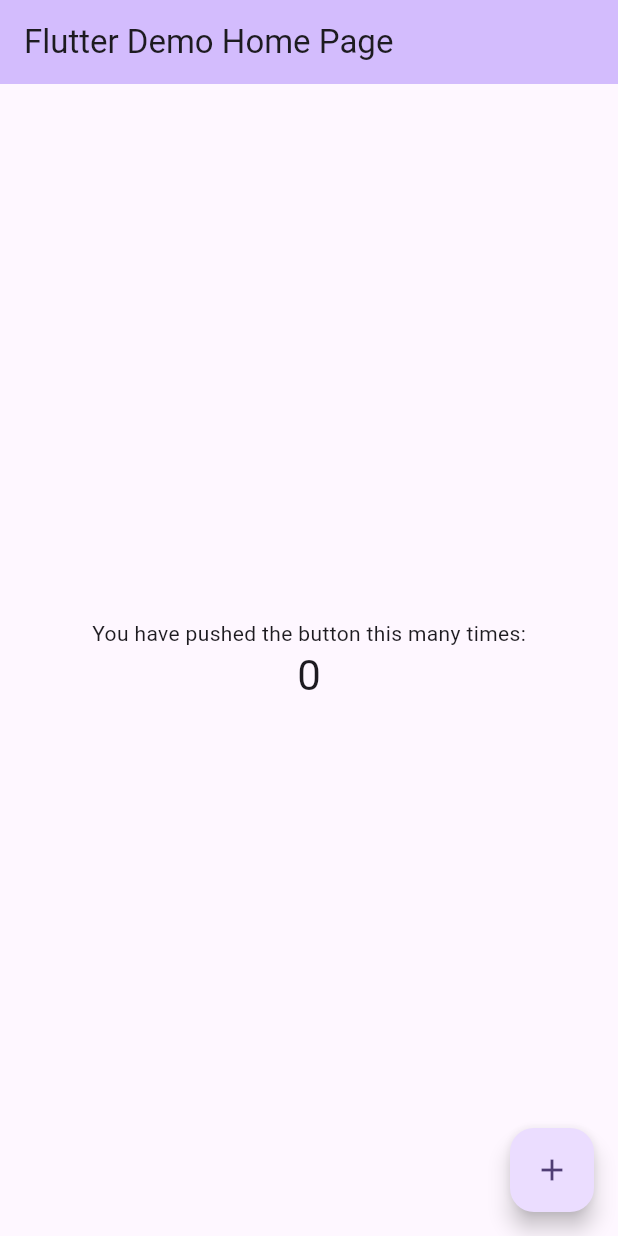
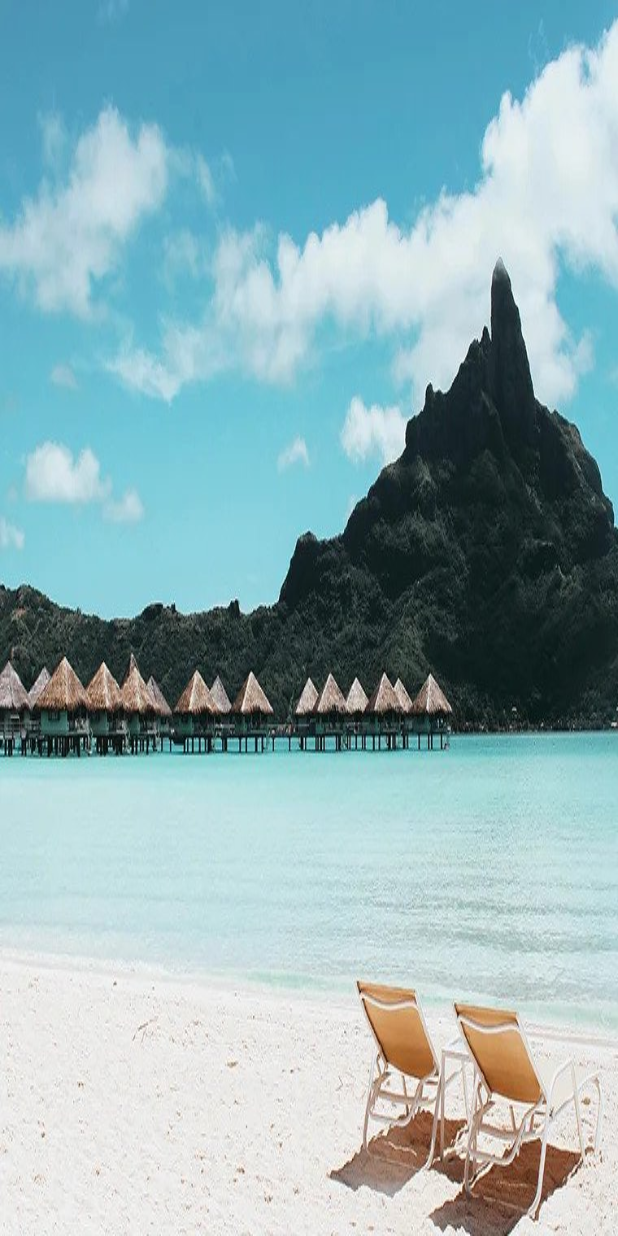
Before and after one commit to mahmoudgamal1704/hoteltask, a Flutter app: the screen it shows after launch, on a phone screen of 412 x 824 dp. Run offline on Flutter 3.47's test engine with Material 2 defaults, Android fonts, the light colour scheme and no system bars.

Commit message:
creat home screen and add background image

```diff
--- /dev/null
+++ b/lib/homescreen.dart
@@ -0,0 +1,20 @@
+import 'package:flutter/material.dart';
+
+class HomeScreen extends StatelessWidget {
+  static const String routeName = "homeScreen";
+  const HomeScreen({super.key});
+
+  @override
+  Widget build(BuildContext context) {
+    return Stack(
+children: [
+  Image.asset(
+    'assets/images/background.jpg',
+    fit: BoxFit.fill,
+    width: double.infinity,
+    height: double.infinity,
+  ),
+],
+    );
+  }
+}
--- a/lib/main.dart
+++ b/lib/main.dart
@@ -1,4 +1,6 @@
 import 'package:flutter/material.dart';
+
+import 'homescreen.dart';
 
 void main() {
   runApp(const MyApp());
@@ -11,115 +13,13 @@ class MyApp extends StatelessWidget {
   @override
   Widget build(BuildContext context) {
     return MaterialApp(
-      title: 'Flutter Demo',
-      theme: ThemeData(
-        // This is the theme of your application.
-        //
-        // TRY THIS: Try running your application with "flutter run". You'll see
-        // the application has a blue toolbar. Then, without quitting the app,
-        // try changing the seedColor in the colorScheme below to Colors.green
-        // and then invoke "hot reload" (save your changes or press the "hot
-        // reload" button in a Flutter-supported IDE, or press "r" if you used
-        // the command line to start the app).
-        //
-        // Notice that the counter didn't reset back to zero; the application
-        // state is not lost during the reload. To reset the state, use hot
-        // restart instead.
-        //
-        // This works for code too, not just values: Most code changes can be
-        // tested with just a hot reload.
-        colorScheme: ColorScheme.fromSeed(seedColor: Colors.deepPurple),
-        useMaterial3: true,
-      ),
-      home: const MyHomePage(title: 'Flutter Demo Home Page'),
+      title: 'Hotel Task',
+      initialRoute:HomeScreen.routeName  ,
+      routes: {
+        HomeScreen.routeName : (context) => HomeScreen(),
+      },
+      debugShowCheckedModeBanner: false,
+
     );
   }
 }
-
-class MyHomePage extends StatefulWidget {
-  const MyHomePage({super.key, required this.title});
-
-  // This widget is the home page of your application. It is stateful, meaning
-  // that it has a State object (defined below) that contains fields that affect
-  // how it looks.
-
-  // This class is the configuration for the state. It holds the values (in this
-  // case the title) provided by the parent (in this case the App widget) and
-  // used by the build method of the State. Fields in a Widget subclass are
-  // always marked "final".
-
-  final String title;
-
-  @override
-  State<MyHomePage> createState() => _MyHomePageState();
-}
-
-class _MyHomePageState extends State<MyHomePage> {
-  int _counter = 0;
-
-  void _incrementCounter() {
-    setState(() {
-      // This call to setState tells the Flutter framework that something has
-      // changed in this State, which causes it to rerun the build method below
-      // so that the display can reflect the updated values. If we changed
-      // _counter without calling setState(), then the build method would not be
-      // called again, and so nothing would appear to happen.
-      _counter++;
-    });
-  }
-
-  @override
-  Widget build(BuildContext context) {
-    // This method is rerun every time setState is called, for instance as done
-    // by the _incrementCounter method above.
-    //
-    // The Flutter framework has been optimized to make rerunning build methods
-    // fast, so that you can just rebuild anything that needs updating rather
-    // than having to individually change instances of widgets.
-    return Scaffold(
-      appBar: AppBar(
-        // TRY THIS: Try changing the color here to a specific color (to
-        // Colors.amber, perhaps?) and trigger a hot reload to see the AppBar
-        // change color while the other colors stay the same.
-        backgroundColor: Theme.of(context).colorScheme.inversePrimary,
-        // Here we take the value from the MyHomePage object that was created by
-        // the App.build method, and use it to set our appbar title.
-        title: Text(widget.title),
-      ),
-      body: Center(
-        // Center is a layout widget. It takes a single child and positions it
-        // in the middle of the parent.
-        child: Column(
-          // Column is also a layout widget. It takes a list of children and
-          // arranges them vertically. By default, it sizes itself to fit its
-          // children horizontally, and tries to be as tall as its parent.
-          //
-          // Column has various properties to control how it sizes itself and
-          // how it positions its children. Here we use mainAxisAlignment to
-          // center the children vertically; the main axis here is the vertical
-          // axis because Columns are vertical (the cross axis would be
-          // horizontal).
-          //
-          // TRY THIS: Invoke "debug painting" (choose the "Toggle Debug Paint"
-          // action in the IDE, or press "p" in the console), to see the
-          // wireframe for each widget.
-          mainAxisAlignment: MainAxisAlignment.center,
-          children: <Widget>[
-            const Text(
-              'You have pushed the button this many times:',
-            ),
-            Text(
-              '$_counter',
-              style: Theme.of(context).textTheme.headlineMedium,
-            ),
-          ],
-        ),
-      ),
-      floatingActionButton: FloatingActionButton(
-        onPressed: _incrementCounter,
-        tooltip: 'Increment',
-        child: const Icon(Icons.add),
-      ), // This trailing comma makes auto-formatting nicer for build methods.
-    );
-  }
-}
--- a/pubspec.yaml
+++ b/pubspec.yaml
@@ -19,7 +19,7 @@ publish_to: 'none' # Remove this line if you wish to publish to pub.dev
 version: 1.0.0+1
 
 environment:
-  sdk: '>=3.1.5 <4.0.0'
+  sdk: '>=2.18.1 <3.0.0'
 
 # Dependencies specify other packages that your package needs in order to work.
 # To automatically upgrade your package dependencies to the latest versions
@@ -60,6 +60,8 @@ flutter:
 
   # To add assets to your application, add an assets section, like this:
   # assets:
+  assets:
+    - assets/images/
   #   - images/a_dot_burr.jpeg
   #   - images/a_dot_ham.jpeg
 
```
Also changed, not shown: assets/images/background.jpg (added), pubspec.lock.
